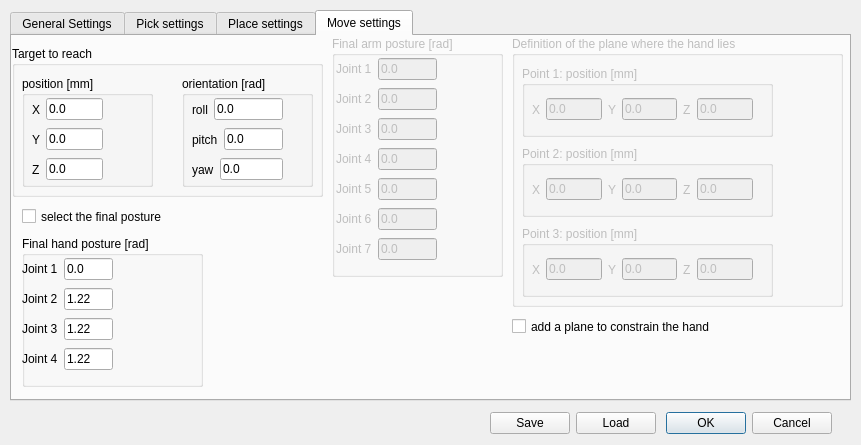
This is ui/prmdialog.ui in JoaoQPereira/motion_manager as Qt 5 draws it before an edit. The edited form follows.
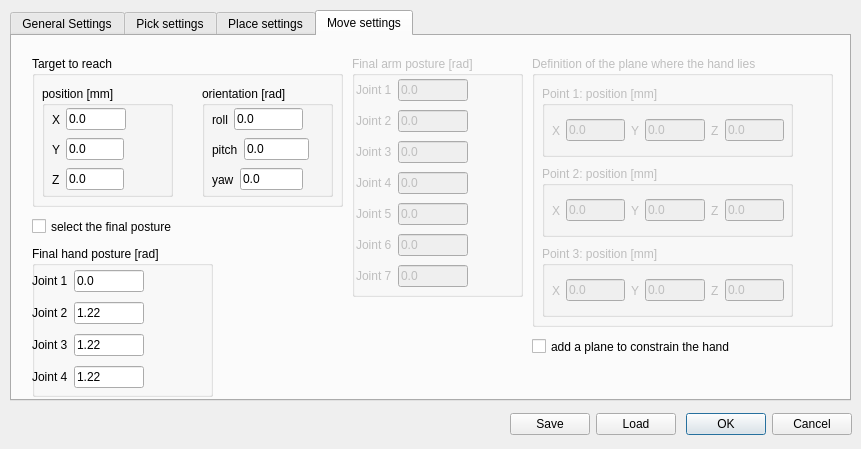
This is the edited form. The open tabs and pages were chosen to show the change.

What changed in the file:
```diff
--- a/ui/prmdialog.ui
+++ b/ui/prmdialog.ui
@@ -7,7 +7,7 @@
     <x>0</x>
     <y>0</y>
     <width>861</width>
-    <height>445</height>
+    <height>449</height>
    </rect>
   </property>
   <property name="windowTitle">
@@ -41,13 +41,13 @@
      <property name="title">
       <string>Configurations</string>
      </property>
-     <widget class="QWidget" name="layoutWidget">
+     <widget class="QWidget" name="">
       <property name="geometry">
        <rect>
-        <x>23</x>
-        <y>33</y>
-        <width>333</width>
-        <height>83</height>
+        <x>10</x>
+        <y>30</y>
+        <width>375</width>
+        <height>85</height>
        </rect>
       </property>
       <layout class="QVBoxLayout" name="verticalLayout">
@@ -734,9 +734,9 @@
     <widget class="QCheckBox" name="checkBox_add_plane">
      <property name="geometry">
       <rect>
-       <x>500</x>
-       <y>280</y>
-       <width>241</width>
+       <x>520</x>
+       <y>300</y>
+       <width>261</width>
        <height>21</height>
       </rect>
      </property>
@@ -750,8 +750,8 @@
      </property>
      <property name="geometry">
       <rect>
-       <x>320</x>
-       <y>0</y>
+       <x>340</x>
+       <y>20</y>
        <width>171</width>
        <height>241</height>
       </rect>
@@ -764,8 +764,8 @@
        <rect>
         <x>4</x>
         <y>20</y>
-        <width>101</width>
-        <height>213</height>
+        <width>112</width>
+        <height>221</height>
        </rect>
       </property>
       <layout class="QVBoxLayout" name="verticalLayout_6">
@@ -904,9 +904,9 @@
      </property>
      <property name="geometry">
       <rect>
-       <x>500</x>
-       <y>0</y>
-       <width>331</width>
+       <x>520</x>
+       <y>20</y>
+       <width>301</width>
        <height>271</height>
       </rect>
      </property>
@@ -930,8 +930,8 @@
         <rect>
          <x>10</x>
          <y>30</y>
-         <width>221</width>
-         <height>27</height>
+         <width>232</width>
+         <height>29</height>
         </rect>
        </property>
        <layout class="QHBoxLayout" name="horizontalLayout_62">
@@ -1009,8 +1009,8 @@
         <rect>
          <x>10</x>
          <y>30</y>
-         <width>221</width>
-         <height>27</height>
+         <width>232</width>
+         <height>29</height>
         </rect>
        </property>
        <layout class="QHBoxLayout" name="horizontalLayout_63">
@@ -1088,8 +1088,8 @@
         <rect>
          <x>10</x>
          <y>30</y>
-         <width>221</width>
-         <height>27</height>
+         <width>232</width>
+         <height>29</height>
         </rect>
        </property>
        <layout class="QHBoxLayout" name="horizontalLayout_64">
@@ -1154,8 +1154,8 @@
     <widget class="QGroupBox" name="groupBox_target">
      <property name="geometry">
       <rect>
-       <x>0</x>
-       <y>10</y>
+       <x>20</x>
+       <y>20</y>
        <width>311</width>
        <height>151</height>
       </rect>
@@ -1180,7 +1180,7 @@
         <rect>
          <x>10</x>
          <y>50</y>
-         <width>71</width>
+         <width>72</width>
          <height>27</height>
         </rect>
        </property>
@@ -1206,7 +1206,7 @@
         <rect>
          <x>10</x>
          <y>80</y>
-         <width>71</width>
+         <width>72</width>
          <height>27</height>
         </rect>
        </property>
@@ -1232,7 +1232,7 @@
         <rect>
          <x>10</x>
          <y>20</y>
-         <width>71</width>
+         <width>74</width>
          <height>27</height>
         </rect>
        </property>
@@ -1271,7 +1271,7 @@
         <rect>
          <x>10</x>
          <y>50</y>
-         <width>91</width>
+         <width>97</width>
          <height>27</height>
         </rect>
        </property>
@@ -1349,8 +1349,8 @@
     <widget class="QGroupBox" name="groupBox_final_hand">
      <property name="geometry">
       <rect>
-       <x>10</x>
-       <y>200</y>
+       <x>20</x>
+       <y>210</y>
        <width>181</width>
        <height>151</height>
       </rect>
@@ -1363,8 +1363,8 @@
        <rect>
         <x>0</x>
         <y>20</y>
-        <width>91</width>
-        <height>120</height>
+        <width>112</width>
+        <height>128</height>
        </rect>
       </property>
       <layout class="QVBoxLayout" name="verticalLayout_38">
@@ -1446,8 +1446,8 @@
     <widget class="QCheckBox" name="checkBox_sel_final_posture">
      <property name="geometry">
       <rect>
-       <x>10</x>
-       <y>170</y>
+       <x>20</x>
+       <y>180</y>
        <width>211</width>
        <height>21</height>
       </rect>
@@ -1461,10 +1461,10 @@
   <widget class="QWidget" name="layoutWidget">
    <property name="geometry">
     <rect>
-     <x>490</x>
+     <x>510</x>
      <y>410</y>
      <width>342</width>
-     <height>27</height>
+     <height>29</height>
     </rect>
    </property>
    <layout class="QHBoxLayout" name="horizontalLayout_5">
```
Left out of the diff: 100 changed lines with no effect on the pictures.
